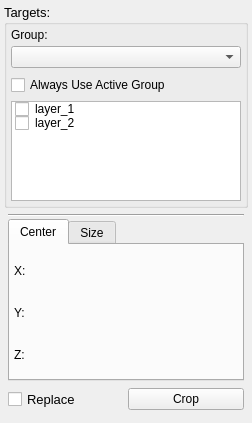
First picture: the form in src/Interface/ToolInterface/CropToolInterface.ui, repository SCIInstitute/Seg3D, before the edit.
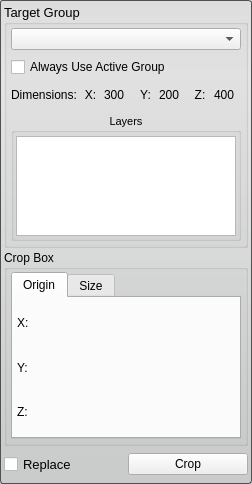
Second picture: the form after the edit.

Commit message: Implemented crop tool. Fixed a precision issue in QtSliderDoubleCombo.

```diff
--- a/src/Interface/ToolInterface/CropToolInterface.ui
+++ b/src/Interface/ToolInterface/CropToolInterface.ui
@@ -7,7 +7,7 @@
     <x>0</x>
     <y>0</y>
     <width>252</width>
-    <height>423</height>
+    <height>484</height>
    </rect>
   </property>
   <property name="sizePolicy">
@@ -38,13 +38,13 @@
    <string>Crop Tool</string>
   </property>
   <property name="styleSheet">
-   <string notr="true">QWidget#BinaryDilateErodeFilterInterface{
+   <string notr="true">QWidget#CropToolInterface{
   border-radius: 3px;
   border: 1px solid rgb(80, 80,80);
   background-color: qlineargradient(spread:pad, x1:0.5, y1:0, x2:0.5, y2:0.960227, stop:0 rgba(221, 221, 221, 255), stop:0.155779 rgba(228, 228, 228, 255), stop:1 rgba(202, 204, 204, 255));      
 }</string>
   </property>
-  <layout class="QVBoxLayout" name="verticalLayout_4">
+  <layout class="QVBoxLayout" name="verticalLayout_7">
    <property name="spacing">
     <number>2</number>
    </property>
@@ -77,12 +77,12 @@
       </font>
      </property>
      <property name="title">
-      <string>Targets:</string>
+      <string>Target Group</string>
      </property>
      <property name="flat">
       <bool>false</bool>
      </property>
-     <layout class="QVBoxLayout" name="verticalLayout_2">
+     <layout class="QVBoxLayout" name="verticalLayout_4">
       <property name="leftMargin">
        <number>4</number>
       </property>
@@ -96,20 +96,8 @@
        <number>4</number>
       </property>
       <item>
-       <widget class="QWidget" name="widget_3" native="true">
-        <property name="minimumSize">
-         <size>
-          <width>0</width>
-          <height>42</height>
-         </size>
-        </property>
-        <property name="maximumSize">
-         <size>
-          <width>16777215</width>
-          <height>42</height>
-         </size>
-        </property>
-        <layout class="QVBoxLayout" name="verticalLayout">
+       <widget class="QWidget" name="widget_9" native="true">
+        <layout class="QVBoxLayout" name="verticalLayout_5">
          <property name="spacing">
           <number>2</number>
          </property>
@@ -117,29 +105,10 @@
           <number>0</number>
          </property>
          <item>
-          <widget class="QLabel" name="label">
+          <widget class="QWidget" name="widget_10" native="true">
            <property name="minimumSize">
             <size>
              <width>0</width>
-             <height>16</height>
-            </size>
-           </property>
-           <property name="maximumSize">
-            <size>
-             <width>16777215</width>
-             <height>16</height>
-            </size>
-           </property>
-           <property name="text">
-            <string>Group:</string>
-           </property>
-          </widget>
-         </item>
-         <item>
-          <widget class="QWidget" name="widget_4" native="true">
-           <property name="minimumSize">
-            <size>
-             <width>0</width>
              <height>24</height>
             </size>
            </property>
@@ -149,7 +118,7 @@
              <height>24</height>
             </size>
            </property>
-           <layout class="QHBoxLayout" name="horizontalLayout_4">
+           <layout class="QHBoxLayout" name="horizontalLayout_6">
             <property name="spacing">
              <number>0</number>
             </property>
@@ -173,87 +142,200 @@
        </widget>
       </item>
       <item>
-       <widget class="QTreeWidget" name="layer_treewidget_">
+       <widget class="QWidget" name="widget_11" native="true">
         <property name="minimumSize">
          <size>
           <width>0</width>
-          <height>100</height>
+          <height>24</height>
          </size>
         </property>
-        <property name="maximumSize">
-         <size>
-          <width>16777215</width>
-          <height>100</height>
-         </size>
+        <layout class="QHBoxLayout" name="horizontalLayout_2">
+         <property name="spacing">
+          <number>0</number>
+         </property>
+         <property name="margin">
+          <number>0</number>
+         </property>
+         <item>
+          <widget class="QLabel" name="dimensions_label_current_">
+           <property name="minimumSize">
+            <size>
+             <width>0</width>
+             <height>0</height>
+            </size>
+           </property>
+           <property name="maximumSize">
+            <size>
+             <width>72</width>
+             <height>16777215</height>
+            </size>
+           </property>
+           <property name="layoutDirection">
+            <enum>Qt::LeftToRight</enum>
+           </property>
+           <property name="text">
+            <string>Dimensions:</string>
+           </property>
+          </widget>
+         </item>
+         <item>
+          <widget class="QLabel" name="x_axis_label_current_">
+           <property name="text">
+            <string>X:</string>
+           </property>
+           <property name="alignment">
+            <set>Qt::AlignCenter</set>
+           </property>
+          </widget>
+         </item>
+         <item>
+          <widget class="QLabel" name="label_nx_">
+           <property name="text">
+            <string>300</string>
+           </property>
+          </widget>
+         </item>
+         <item>
+          <widget class="QLabel" name="y_axis_label_current_">
+           <property name="text">
+            <string>Y:</string>
+           </property>
+           <property name="alignment">
+            <set>Qt::AlignCenter</set>
+           </property>
+          </widget>
+         </item>
+         <item>
+          <widget class="QLabel" name="label_ny_">
+           <property name="text">
+            <string>200</string>
+           </property>
+          </widget>
+         </item>
+         <item>
+          <widget class="QLabel" name="z_axis_label_current_">
+           <property name="text">
+            <string>Z:</string>
+           </property>
+           <property name="alignment">
+            <set>Qt::AlignCenter</set>
+           </property>
+          </widget>
+         </item>
+         <item>
+          <widget class="QLabel" name="label_nz_">
+           <property name="text">
+            <string>400</string>
+           </property>
+          </widget>
+         </item>
+        </layout>
+       </widget>
+      </item>
+      <item>
+       <widget class="QGroupBox" name="groupBox">
+        <property name="font">
+         <font>
+          <pointsize>8</pointsize>
+         </font>
         </property>
-        <property name="horizontalScrollBarPolicy">
-         <enum>Qt::ScrollBarAlwaysOff</enum>
+        <property name="title">
+         <string>Layers</string>
         </property>
-        <property name="indentation">
-         <number>0</number>
+        <property name="alignment">
+         <set>Qt::AlignCenter</set>
         </property>
-        <property name="headerHidden">
+        <property name="flat">
          <bool>true</bool>
         </property>
-        <column>
-         <property name="text">
-          <string>1</string>
+        <property name="checkable">
+         <bool>false</bool>
+        </property>
+        <layout class="QVBoxLayout" name="verticalLayout_6">
+         <property name="spacing">
+          <number>2</number>
          </property>
-        </column>
-        <item>
-         <property name="text">
-          <string>layer_1</string>
+         <property name="leftMargin">
+          <number>2</number>
          </property>
-         <property name="checkState">
-          <enum>Unchecked</enum>
+         <property name="topMargin">
+          <number>4</number>
          </property>
-        </item>
-        <item>
-         <property name="text">
-          <string>layer_2</string>
+         <property name="rightMargin">
+          <number>2</number>
          </property>
-         <property name="checkState">
-          <enum>Unchecked</enum>
+         <property name="bottomMargin">
+          <number>2</number>
          </property>
-        </item>
+         <item>
+          <widget class="QListWidget" name="layer_list_">
+           <property name="enabled">
+            <bool>true</bool>
+           </property>
+           <property name="sizePolicy">
+            <sizepolicy hsizetype="Ignored" vsizetype="Fixed">
+             <horstretch>0</horstretch>
+             <verstretch>0</verstretch>
+            </sizepolicy>
+           </property>
+           <property name="minimumSize">
+            <size>
+             <width>0</width>
+             <height>100</height>
+            </size>
+           </property>
+           <property name="maximumSize">
+            <size>
+             <width>16777215</width>
+             <height>100</height>
+            </size>
+           </property>
+           <property name="frameShape">
+            <enum>QFrame::StyledPanel</enum>
+           </property>
+           <property name="selectionMode">
+            <enum>QAbstractItemView::MultiSelection</enum>
+           </property>
+           <property name="resizeMode">
+            <enum>QListView::Adjust</enum>
+           </property>
+          </widget>
+         </item>
+        </layout>
        </widget>
       </item>
      </layout>
     </widget>
    </item>
    <item>
-    <widget class="QWidget" name="crop_" native="true">
-     <property name="minimumSize">
-      <size>
-       <width>0</width>
-       <height>205</height>
-      </size>
+    <widget class="QGroupBox" name="groupBox_2">
+     <property name="title">
+      <string>Crop Box</string>
      </property>
-     <layout class="QVBoxLayout" name="verticalLayout_23">
-      <property name="spacing">
+     <property name="flat">
+      <bool>false</bool>
+     </property>
+     <layout class="QVBoxLayout" name="verticalLayout">
+      <property name="leftMargin">
+       <number>4</number>
+      </property>
+      <property name="topMargin">
        <number>2</number>
       </property>
-      <property name="margin">
+      <property name="rightMargin">
        <number>4</number>
       </property>
+      <property name="bottomMargin">
+       <number>4</number>
+      </property>
       <item>
-       <widget class="Line" name="line_2">
-        <property name="orientation">
-         <enum>Qt::Horizontal</enum>
-        </property>
-       </widget>
-      </item>
-      <item>
-       <widget class="QTabWidget" name="roi_tab_widget_">
+       <widget class="QTabWidget" name="tab_widget_">
         <property name="sizePolicy">
-         <sizepolicy hsizetype="Preferred" vsizetype="Preferred">
+         <sizepolicy hsizetype="Ignored" vsizetype="Preferred">
           <horstretch>0</horstretch>
           <verstretch>0</verstretch>
          </sizepolicy>
         </property>
-        <property name="tabPosition">
-         <enum>QTabWidget::North</enum>
-        </property>
         <property name="tabShape">
          <enum>QTabWidget::Rounded</enum>
         </property>
@@ -271,22 +353,13 @@
           </size>
          </property>
          <attribute name="title">
-          <string>Center</string>
+          <string>Origin</string>
          </attribute>
          <layout class="QVBoxLayout" name="verticalLayout_3">
           <property name="spacing">
            <number>2</number>
           </property>
-          <property name="leftMargin">
-           <number>4</number>
-          </property>
-          <property name="topMargin">
-           <number>6</number>
-          </property>
-          <property name="rightMargin">
-           <number>4</number>
-          </property>
-          <property name="bottomMargin">
+          <property name="margin">
            <number>4</number>
           </property>
           <item>
@@ -302,10 +375,16 @@
               <widget class="QLabel" name="x_label_">
                <property name="minimumSize">
                 <size>
-                 <width>10</width>
+                 <width>36</width>
                  <height>0</height>
                 </size>
                </property>
+               <property name="maximumSize">
+                <size>
+                 <width>36</width>
+                 <height>16777215</height>
+                </size>
+               </property>
                <property name="text">
                 <string>X:</string>
                </property>
@@ -327,10 +406,16 @@
               <widget class="QLabel" name="y_label_">
                <property name="minimumSize">
                 <size>
-                 <width>10</width>
+                 <width>36</width>
                  <height>0</height>
                 </size>
                </property>
+               <property name="maximumSize">
+                <size>
+                 <width>36</width>
+                 <height>16777215</height>
+                </size>
+               </property>
                <property name="text">
                 <string>Y:</string>
                </property>
@@ -352,10 +437,16 @@
               <widget class="QLabel" name="z_label_">
                <property name="minimumSize">
                 <size>
-                 <width>10</width>
+                 <width>36</width>
                  <height>0</height>
                 </size>
                </property>
+               <property name="maximumSize">
+                <size>
+                 <width>36</width>
+                 <height>16777215</height>
+                </size>
+               </property>
                <property name="text">
                 <string>Z:</string>
                </property>
@@ -471,8 +562,38 @@
         </widget>
        </widget>
       </item>
+     </layout>
+    </widget>
+   </item>
+   <item>
+    <widget class="QWidget" name="widget_14" native="true">
+     <property name="minimumSize">
+      <size>
+       <width>0</width>
+       <height>32</height>
+      </size>
+     </property>
+     <property name="maximumSize">
+      <size>
+       <width>16777215</width>
+       <height>32</height>
+      </size>
+     </property>
+     <layout class="QHBoxLayout" name="horizontalLayout_5" stretch="1,1">
+      <property name="spacing">
+       <number>4</number>
+      </property>
+      <property name="margin">
+       <number>0</number>
+      </property>
       <item>
-       <widget class="QWidget" name="widget_14" native="true">
+       <widget class="QCheckBox" name="replace_checkbox_">
+        <property name="sizePolicy">
+         <sizepolicy hsizetype="Preferred" vsizetype="Fixed">
+          <horstretch>0</horstretch>
+          <verstretch>0</verstretch>
+         </sizepolicy>
+        </property>
         <property name="minimumSize">
          <size>
           <width>0</width>
@@ -485,60 +606,30 @@
           <height>32</height>
          </size>
         </property>
-        <layout class="QHBoxLayout" name="horizontalLayout_5" stretch="1,1">
-         <property name="spacing">
-          <number>4</number>
-         </property>
-         <property name="margin">
-          <number>0</number>
-         </property>
-         <item>
-          <widget class="QCheckBox" name="crop_replace_checkBox_">
-           <property name="sizePolicy">
-            <sizepolicy hsizetype="Preferred" vsizetype="Fixed">
-             <horstretch>0</horstretch>
-             <verstretch>0</verstretch>
-            </sizepolicy>
-           </property>
-           <property name="minimumSize">
-            <size>
-             <width>0</width>
-             <height>32</height>
-            </size>
-           </property>
-           <property name="maximumSize">
-            <size>
-             <width>16777215</width>
-             <height>32</height>
-            </size>
-           </property>
-           <property name="font">
-            <font>
-             <pointsize>10</pointsize>
-            </font>
-           </property>
-           <property name="toolTip">
-            <string>Check this box to replace the current layer with the cropped one</string>
-           </property>
-           <property name="text">
-            <string>Replace</string>
-           </property>
-          </widget>
-         </item>
-         <item>
-          <widget class="QPushButton" name="roi_crop_button_">
-           <property name="sizePolicy">
-            <sizepolicy hsizetype="Preferred" vsizetype="Fixed">
-             <horstretch>0</horstretch>
-             <verstretch>0</verstretch>
-            </sizepolicy>
-           </property>
-           <property name="text">
-            <string>Crop</string>
-           </property>
-          </widget>
-         </item>
-        </layout>
+        <property name="font">
+         <font>
+          <pointsize>10</pointsize>
+         </font>
+        </property>
+        <property name="toolTip">
+         <string>Check this box to replace the current layer with the cropped one</string>
+        </property>
+        <property name="text">
+         <string>Replace</string>
+        </property>
+       </widget>
+      </item>
+      <item>
+       <widget class="QPushButton" name="crop_button_">
+        <property name="sizePolicy">
+         <sizepolicy hsizetype="Preferred" vsizetype="Fixed">
+          <horstretch>0</horstretch>
+          <verstretch>0</verstretch>
+         </sizepolicy>
+        </property>
+        <property name="text">
+         <string>Crop</string>
+        </property>
        </widget>
       </item>
      </layout>
```
Left out of the diff: 47 changed lines with no effect on the pictures. The commit also changes 14 other files.
